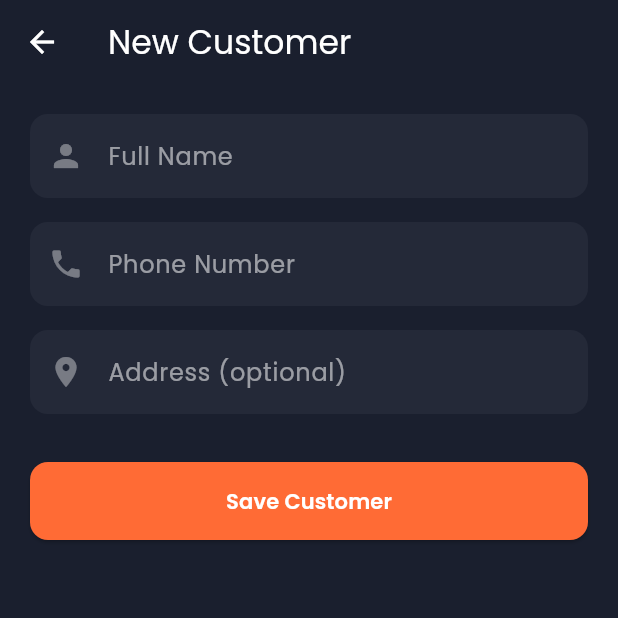
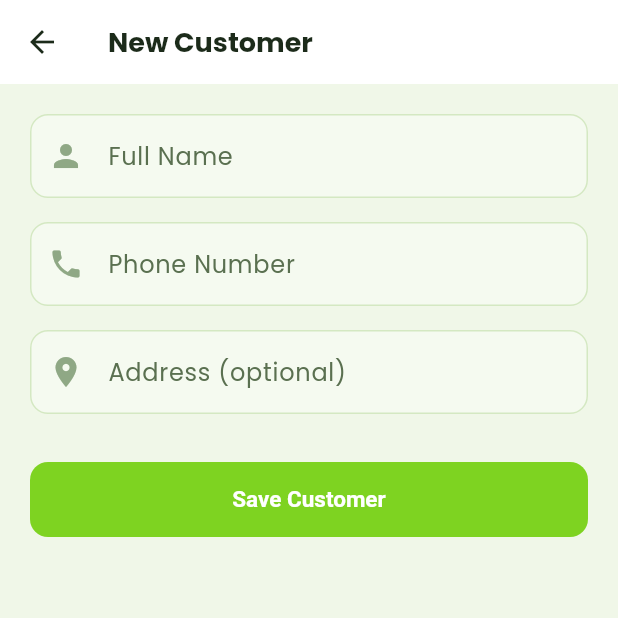
Before and after one commit to kapilsuriya23/dept_manager, a Flutter app: the screen it shows after launch, after a tap on "Add Customer", on a phone screen of 412 x 824 dp, the top half of it. Run offline on Flutter 3.47's test engine with Material 3 defaults, Android fonts, the phone set to English and light mode, and no system bars; our stand-ins replace flutter_riverpod, flutter_secure_storage, go_router, google_fonts, hive, hive_flutter; accounts and stored records are empty.

Commit message:
full app theme converted

```diff
--- a/debt_manager/lib/core/theme/app_theme.dart
+++ b/debt_manager/lib/core/theme/app_theme.dart
@@ -1,46 +1,77 @@
 import 'package:flutter/material.dart';
+import 'package:flutter/services.dart';
 import 'package:google_fonts/google_fonts.dart';
 
 class AppTheme {
-  static const primaryColor = Color(0xFF1A1F2E);
-  static const accentColor = Color(0xFFFF6B35);
-  static const surfaceColor = Color(0xFF242938);
-  static const cardColor = Color(0xFF2D3348);
-  static const successColor = Color(0xFF4CAF50);
+  AppTheme._();
+
+  // ── Solar Green Palette (from UI reference) ──────────────
+  static const primaryGreen = Color(0xFF7ED321); // lime accent
+  static const lightGreen = Color(0xFFAAED4A); // lighter lime
+  static const darkGreen = Color(0xFF3B6D11); // deep forest
+  static const surfaceWhite = Color(0xFFFFFFFF);
+  static const bgPage = Color(0xFFF0F7E8); // soft green tint
+  static const cardBg = Color(0xFFFFFFFF);
+  static const textPrimary = Color(0xFF1C2B1A); // near-black charcoal
+  static const textSecondary = Color(0xFF5A7050); // muted green-gray
+  static const textHint = Color(0xFF8FA885);
+  static const borderColor = Color(0xFFD4E8C2);
   static const dangerColor = Color(0xFFE53935);
+  static const successColor = Color(0xFF3B6D11);
 
-  static ThemeData get dark => ThemeData(
+  static ThemeData get light => ThemeData(
         useMaterial3: true,
-        scaffoldBackgroundColor: primaryColor,
-        colorScheme: const ColorScheme.dark(
-          primary: accentColor,
-          surface: surfaceColor,
+        scaffoldBackgroundColor: bgPage,
+        colorScheme: const ColorScheme.light(
+          primary: primaryGreen,
+          secondary: lightGreen,
+          surface: surfaceWhite,
           error: dangerColor,
+          onPrimary: Colors.white,
+          onSurface: textPrimary,
         ),
-        textTheme: GoogleFonts.poppinsTextTheme(ThemeData.dark().textTheme),
+        textTheme: GoogleFonts.poppinsTextTheme().copyWith(
+          bodyMedium: GoogleFonts.poppins(color: textPrimary),
+          bodySmall: GoogleFonts.poppins(color: textSecondary),
+        ),
         appBarTheme: const AppBarTheme(
-          backgroundColor: primaryColor,
+          backgroundColor: surfaceWhite,
           elevation: 0,
           centerTitle: false,
+          foregroundColor: textPrimary,
+          surfaceTintColor: Colors.transparent,
+          systemOverlayStyle: SystemUiOverlayStyle.dark,
+          titleTextStyle: TextStyle(
+            color: textPrimary,
+            fontSize: 18,
+            fontWeight: FontWeight.w700,
+            fontFamily: 'Poppins',
+          ),
         ),
         cardTheme: CardThemeData(
-          color: cardColor,
+          color: cardBg,
           elevation: 0,
           shape: RoundedRectangleBorder(
             borderRadius: BorderRadius.circular(16),
+            side: const BorderSide(color: borderColor, width: 1),
           ),
         ),
         inputDecorationTheme: InputDecorationTheme(
           filled: true,
-          fillColor: surfaceColor,
-          labelStyle: const TextStyle(color: Colors.white54),
+          fillColor: const Color(0xFFF5FAF0),
+          labelStyle: const TextStyle(color: textSecondary),
+          hintStyle: const TextStyle(color: textHint),
           border: OutlineInputBorder(
             borderRadius: BorderRadius.circular(12),
-            borderSide: BorderSide.none,
+            borderSide: const BorderSide(color: borderColor),
+          ),
+          enabledBorder: OutlineInputBorder(
+            borderRadius: BorderRadius.circular(12),
+            borderSide: const BorderSide(color: borderColor),
           ),
           focusedBorder: OutlineInputBorder(
             borderRadius: BorderRadius.circular(12),
-            borderSide: const BorderSide(color: accentColor, width: 1.5),
+            borderSide: const BorderSide(color: primaryGreen, width: 2),
           ),
           errorBorder: OutlineInputBorder(
             borderRadius: BorderRadius.circular(12),
@@ -48,18 +79,26 @@ class AppTheme {
           ),
           focusedErrorBorder: OutlineInputBorder(
             borderRadius: BorderRadius.circular(12),
-            borderSide: const BorderSide(color: dangerColor, width: 1.5),
+            borderSide: const BorderSide(color: dangerColor, width: 2),
           ),
         ),
         elevatedButtonTheme: ElevatedButtonThemeData(
           style: ElevatedButton.styleFrom(
-            backgroundColor: accentColor,
+            backgroundColor: primaryGreen,
             foregroundColor: Colors.white,
-            shape: RoundedRectangleBorder(
-              borderRadius: BorderRadius.circular(12),
-            ),
+            elevation: 0,
+            shape:
+                RoundedRectangleBorder(borderRadius: BorderRadius.circular(12)),
             padding: const EdgeInsets.symmetric(vertical: 16),
+            textStyle:
+                const TextStyle(fontWeight: FontWeight.w600, fontSize: 15),
           ),
         ),
+        floatingActionButtonTheme: const FloatingActionButtonThemeData(
+          backgroundColor: primaryGreen,
+          foregroundColor: Colors.white,
+          elevation: 4,
+        ),
+        dividerTheme: const DividerThemeData(color: borderColor, space: 1),
       );
 }
--- a/debt_manager/lib/main.dart
+++ b/debt_manager/lib/main.dart
@@ -15,64 +15,42 @@ import 'providers/debt_provider.dart';
 
 Future<void> main() async {
   WidgetsFlutterBinding.ensureInitialized();
-
-  // Init Hive
   await Hive.initFlutter();
   Hive.registerAdapter(CustomerModelAdapter());
   Hive.registerAdapter(DebtModelAdapter());
-
-  // Encrypted storage
   final encKey = await EncryptionService.getOrCreateHiveKey();
   final cipher = HiveAesCipher(encKey);
-
   final repo = DebtRepository();
   await repo.init(cipher);
-
   runApp(
     ProviderScope(
-      overrides: [
-        repositoryProvider.overrideWithValue(repo),
-      ],
+      overrides: [repositoryProvider.overrideWithValue(repo)],
       child: const DebtManagerApp(),
     ),
   );
 }
 
-final GoRouter _router = GoRouter(
-  routes: [
-    GoRoute(
-      path: '/',
-      builder: (context, state) => const HomeScreen(),
-    ),
-    GoRoute(
-      path: '/add-customer',
-      builder: (context, state) => const AddCustomerScreen(),
-    ),
+final GoRouter _router = GoRouter(routes: [
+  GoRoute(path: '/', builder: (c, s) => const HomeScreen()),
+  GoRoute(path: '/add-customer', builder: (c, s) => const AddCustomerScreen()),
   GoRoute(
     path: '/customer/:id',
-      builder: (context, state) => CustomerDetailScreen(
-        customerId: state.pathParameters['id']!,
-      ),
+    builder: (c, s) =>
+        CustomerDetailScreen(customerId: s.pathParameters['id']!),
   ),
   GoRoute(
     path: '/customer/:id/add-debt',
-      builder: (context, state) => AddDebtScreen(
-        customerId: state.pathParameters['id']!,
+    builder: (c, s) => AddDebtScreen(customerId: s.pathParameters['id']!),
   ),
-    ),
-  ],
-);
+]);
 
 class DebtManagerApp extends StatelessWidget {
   const DebtManagerApp({super.key});
-
   @override
-  Widget build(BuildContext context) {
-    return MaterialApp.router(
-      title: 'DebtBook',
-      theme: AppTheme.dark,
+  Widget build(BuildContext context) => MaterialApp.router(
+        title: 'Chinthamani Debt Managerr',
+        theme: AppTheme.light, // ← changed
         routerConfig: _router,
         debugShowCheckedModeBanner: false,
       );
 }
-}
--- a/debt_manager/lib/presentation/screens/add_customer_screen.dart
+++ b/debt_manager/lib/presentation/screens/add_customer_screen.dart
@@ -2,6 +2,7 @@ import 'package:flutter/material.dart';
 import 'package:flutter_riverpod/flutter_riverpod.dart';
 import 'package:go_router/go_router.dart';
 import '../../providers/debt_provider.dart';
+import '../../core/theme/app_theme.dart';
 
 class AddCustomerScreen extends ConsumerStatefulWidget {
   const AddCustomerScreen({super.key});
@@ -124,10 +125,10 @@ class _FormField extends StatelessWidget {
       controller: controller,
       keyboardType: keyboardType,
       validator: validator,
-      style: const TextStyle(color: Colors.white),
+      style: TextStyle(color: AppTheme.textPrimary), // ← changed
       decoration: InputDecoration(
         labelText: label,
-        prefixIcon: Icon(icon, color: Colors.white38),
+        prefixIcon: Icon(icon, color: AppTheme.textHint), // ← changed
       ),
     );
   }
--- a/debt_manager/lib/presentation/screens/home_screen.dart
+++ b/debt_manager/lib/presentation/screens/home_screen.dart
@@ -11,37 +11,29 @@ class HomeScreen extends ConsumerWidget {
   @override
   Widget build(BuildContext context, WidgetRef ref) {
     final customers = ref.watch(customersProvider);
-    final repo = ref.read(repositoryProvider);
-    final total = repo.getTotalOutstanding();
+    final total = ref.read(repositoryProvider).getTotalOutstanding();
 
     return Scaffold(
+      backgroundColor: AppTheme.bgPage,
       appBar: AppBar(
-        title: Column(
+        title: const Column(
           crossAxisAlignment: CrossAxisAlignment.start,
           children: [
-            const Text(
-              'DebtBook',
-              style: TextStyle(fontWeight: FontWeight.w700, fontSize: 22),
-            ),
-            Text(
-              "Dad's Shop",
-              style: TextStyle(fontSize: 12, color: Colors.white54),
-            ),
+            Text('Chinthamani Debt Manager',
+                style: TextStyle(fontWeight: FontWeight.w700, fontSize: 20)),
           ],
         ),
       ),
       body: Column(
         children: [
-          // ── Total outstanding banner ─────────────────────
-          Container(
-            margin: const EdgeInsets.all(16),
+          // ── Banner ──────────────────────────────────────
+          Padding(
+            padding: const EdgeInsets.fromLTRB(16, 12, 16, 4),
+            child: Container(
+              width: double.infinity,
               padding: const EdgeInsets.all(20),
               decoration: BoxDecoration(
-              gradient: const LinearGradient(
-                colors: [Color(0xFFFF6B35), Color(0xFFFF8C61)],
-                begin: Alignment.topLeft,
-                end: Alignment.bottomRight,
-              ),
+                color: AppTheme.primaryGreen,
                 borderRadius: BorderRadius.circular(20),
               ),
               child: Row(
@@ -50,37 +42,61 @@ class HomeScreen extends ConsumerWidget {
                   Column(
                     crossAxisAlignment: CrossAxisAlignment.start,
                     children: [
-                    const Text(
-                      'Total Outstanding',
-                      style: TextStyle(color: Colors.white70, fontSize: 13),
-                    ),
-                    const SizedBox(height: 4),
+                      const Text('Total Outstanding',
+                          style:
+                              TextStyle(color: Colors.white70, fontSize: 13)),
+                      const SizedBox(height: 6),
                       Text(
                         '₹${total.toStringAsFixed(2)}',
                         style: const TextStyle(
                           color: Colors.white,
-                        fontSize: 28,
+                          fontSize: 30,
                           fontWeight: FontWeight.w700,
                         ),
                       ),
                     ],
                   ),
                   Container(
-                  padding: const EdgeInsets.all(12),
+                    padding: const EdgeInsets.symmetric(
+                        horizontal: 14, vertical: 10),
                     decoration: BoxDecoration(
-                    color: Colors.white24,
+                      color: Colors.white.withOpacity(0.25),
                       borderRadius: BorderRadius.circular(12),
                     ),
-                  child: Text(
-                    '${customers.length} customers',
-                    style: const TextStyle(color: Colors.white, fontSize: 13),
+                    child: Column(
+                      children: [
+                        Text('${customers.length}',
+                            style: const TextStyle(
+                                color: Colors.white,
+                                fontSize: 22,
+                                fontWeight: FontWeight.w700)),
+                        const Text('customers',
+                            style:
+                                TextStyle(color: Colors.white70, fontSize: 11)),
+                      ],
                     ),
                   ),
                 ],
               ),
             ),
+          ),
 
-          // ── Customer list ────────────────────────────────
+          // ── Section label ────────────────────────────────
+          const Padding(
+            padding: EdgeInsets.fromLTRB(16, 16, 16, 8),
+            child: Row(
+              children: [
+                Text('Customers:',
+                    style: TextStyle(
+                      color: AppTheme.textPrimary,
+                      fontWeight: FontWeight.w600,
+                      fontSize: 15,
+                    )),
+              ],
+            ),
+          ),
+
+          // ── List ─────────────────────────────────────────
           Expanded(
             child: customers.isEmpty
                 ? const _EmptyState()
@@ -100,10 +116,9 @@ class HomeScreen extends ConsumerWidget {
       ),
       floatingActionButton: FloatingActionButton.extended(
         onPressed: () => context.push('/add-customer'),
-        backgroundColor: AppTheme.accentColor,
-        icon: const Icon(Icons.person_add, color: Colors.white),
-        label:
-            const Text('Add Customer', style: TextStyle(color: Colors.white)),
+        icon: const Icon(Icons.person_add),
+        label: const Text('Add Customer',
+            style: TextStyle(fontWeight: FontWeight.w600)),
       ),
     );
   }
@@ -111,25 +126,30 @@ class HomeScreen extends ConsumerWidget {
 
 class _EmptyState extends StatelessWidget {
   const _EmptyState();
-
   @override
-  Widget build(BuildContext context) {
-    return Center(
+  Widget build(BuildContext context) => Center(
         child: Column(
           mainAxisSize: MainAxisSize.min,
           children: [
-          Icon(Icons.people_outline, size: 64, color: Colors.white24),
+            Container(
+              padding: const EdgeInsets.all(20),
+              decoration: BoxDecoration(
+                color: AppTheme.primaryGreen.withOpacity(0.1),
+                shape: BoxShape.circle,
+              ),
+              child: const Icon(Icons.people_outline,
+                  size: 48, color: AppTheme.primaryGreen),
+            ),
             const SizedBox(height: 16),
-          const Text(
-            'No customers yet',
-            style: TextStyle(color: Colors.white54, fontSize: 16),
-          ),
-          const Text(
-            'Tap + to add your first customer',
-            style: TextStyle(color: Colors.white38, fontSize: 13),
-          ),
+            const Text('No customers yet',
+                style: TextStyle(
+                    color: AppTheme.textPrimary,
+                    fontSize: 16,
+                    fontWeight: FontWeight.w600)),
+            const SizedBox(height: 4),
+            const Text('Tap + to add your first customer',
+                style: TextStyle(color: AppTheme.textSecondary, fontSize: 13)),
           ],
         ),
       );
 }
-}
```
Also changed, not shown: debt_manager/lib/presentation/screens/add_debt_screen.dart (+6 -5 lines), debt_manager/lib/presentation/screens/customer_detail_screen.dart (+63 -70 lines), debt_manager/lib/presentation/widgets/customer_card.dart (+55 -37 lines). Lines whose indentation alone changed are shown as unchanged.
